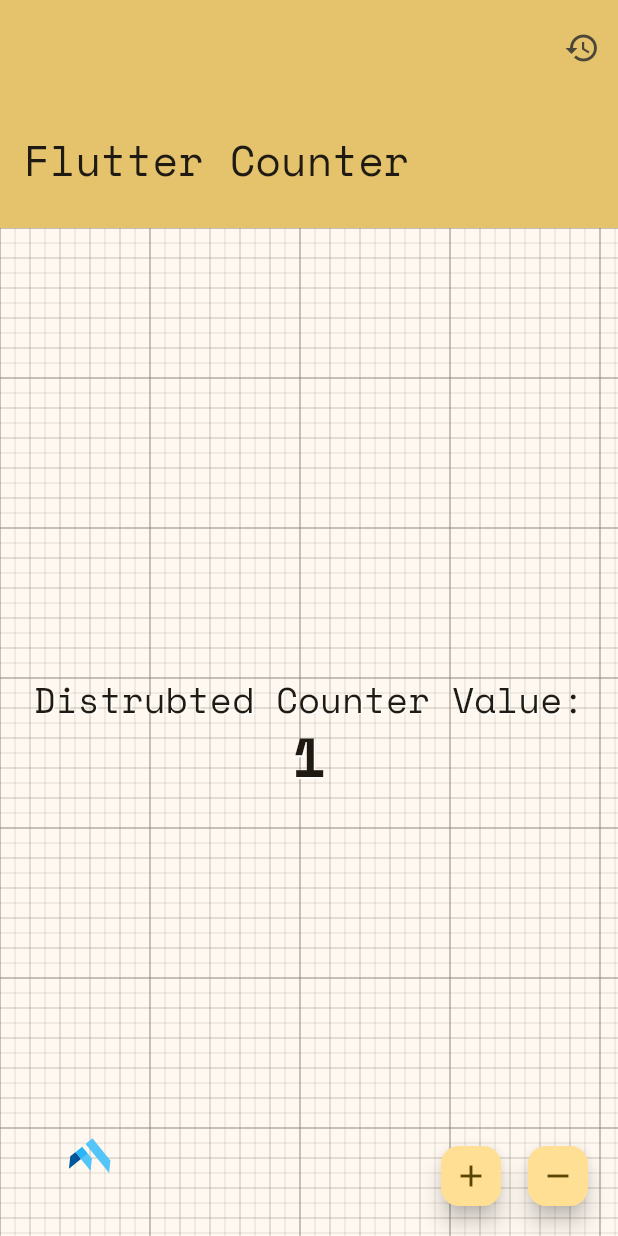
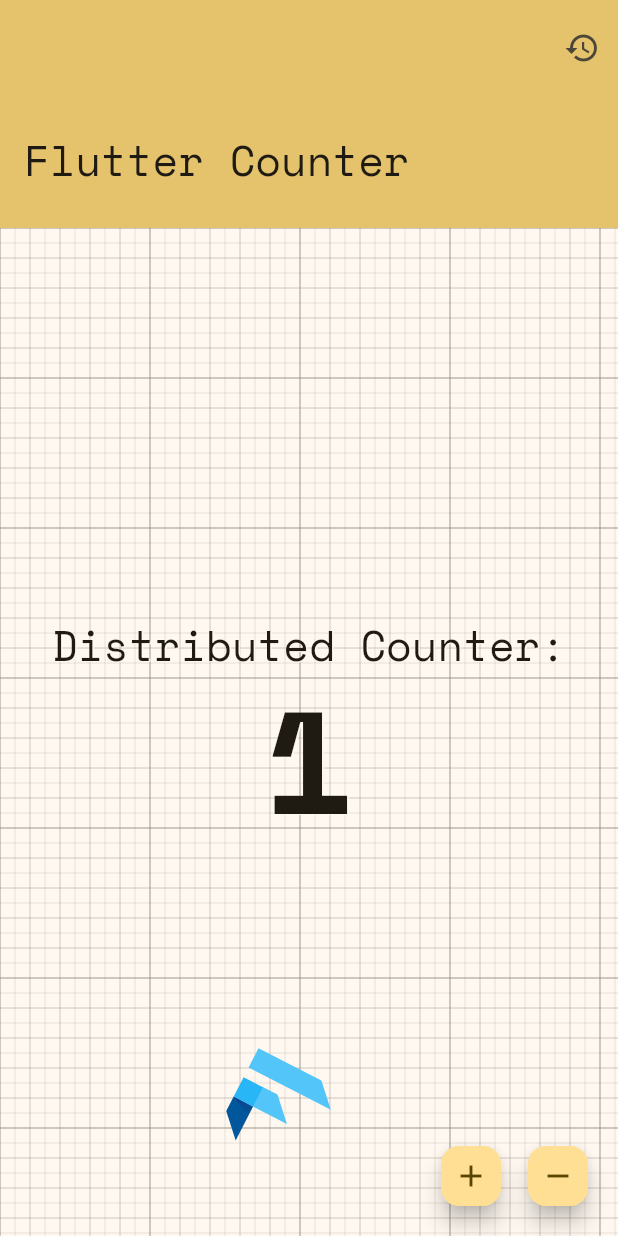
Before and after one commit to nohe427/f3-idx, a Flutter app: the screen it shows after launch, after a tap on the "add" icon, on a phone screen of 412 x 824 dp. Run offline on Flutter 3.47's test engine with Material 2 defaults, Android fonts, the phone set to English and light mode, and no system bars; our stand-ins replace google_fonts.

```diff
--- a/lib/main.dart
+++ b/lib/main.dart
@@ -11,7 +11,7 @@ void main() {
 class MyApp extends StatelessWidget {
   const MyApp({super.key});
 
-  ThemeData _buildTheme(Brightness brightness) {
+  ThemeData createTheme(Brightness brightness) {
     const seed = Color(0xFFFFCA28);
     final colors = ColorScheme.fromSeed(
       seedColor: seed,
@@ -33,8 +33,8 @@ class MyApp extends StatelessWidget {
     return MaterialApp(
       title: 'Flutter Counter',
       debugShowCheckedModeBanner: false,
-      theme: _buildTheme(Brightness.light),
-      darkTheme: _buildTheme(Brightness.dark),
+      theme: createTheme(Brightness.light),
+      darkTheme: createTheme(Brightness.dark),
       home: const CounterExample(),
     );
   }
@@ -49,57 +49,67 @@ class CounterExample extends StatefulWidget {
 
 class _CounterExampleState extends State<CounterExample>
     with SingleTickerProviderStateMixin {
-  final _locations = <(Offset, double, double)>[];
+  var counter = 0;
 
-  void _incrementCounter() {
-    final random = Random();
-    const minValue = -0.0;
-    const maxValue = 1.0;
+  void _incrementCounter() => setState(() => counter++);
+  void _decrementCounter() => setState(() => counter--);
+  void _resetCounter() => setState(() => counter = 0);
 
-    final newOffset = Offset(
-      random.nextDouble() * (maxValue - minValue) + minValue,
-      random.nextDouble() * (maxValue - minValue) + minValue,
-    );
-    final newSize = max(30.0, 60.0 * random.nextDouble());
-    final newSpeed = random.nextDouble();
-
-    setState(() {
-      _locations.add((newOffset, newSize, newSpeed));
-    });
-  }
-
-  void _decrementCounter() {
-    if (_locations.isEmpty) return;
-
-    setState(() {
-      _locations.removeLast();
-    });
-  }
-
-  void _resetCounter() {
-    if (_locations.isEmpty) return;
-
-    setState(() {
-      _locations.clear();
-    });
+  (Offset offset, double size, double speed) calculateLocation(
+      Offset maxSize, int index) {
+    final random = Random(index);
+    final size = max(30.0, 90.0 * random.nextDouble());
+    final speed = random.nextDouble();
+    final offset = Offset(random.nextDouble(), random.nextDouble());
+    final normalizedOffset = offset.scale(maxSize.dx - size, maxSize.dy - size);
+    return (normalizedOffset, size, speed);
   }
 
   @override
   Widget build(BuildContext context) {
+    final colors = Theme.of(context).colorScheme;
+    final textTheme = Theme.of(context).textTheme;
+    final shadow = Shadow(
+      blurRadius: 0.1,
+      color: colors.surface,
+      offset: const Offset(1.0, 1.0),
+    );
+    final numberDescriptionStyle = textTheme.headlineMedium!.copyWith(
+      shadows: [shadow],
+    );
+    final numberStyle = textTheme.displaySmall?.copyWith(
+      fontWeight: FontWeight.bold,
+      fontSize: 96,
+      shadows: [shadow],
+    );
+    final gridColor = colors.outline.withOpacity(0.50);
+
+    final size = MediaQuery.of(context).size;
+    final padding = MediaQuery.of(context).padding;
+    final maxSize = (size - padding.collapsedSize) as Offset;
+
+    final logos = List<Widget>.generate(counter, (index) {
+      final (offset, radius, speed) = calculateLocation(maxSize, index);
+      return AnimatedPositioned.fromRect(
+        duration: kThemeAnimationDuration,
+        rect: offset & Size.square(radius),
+        child: LogoWidget(speed: speed),
+      );
+    });
+
     return Scaffold(
       body: CustomScrollView(
         slivers: [
           SliverAppBar.large(
-            backgroundColor: Theme.of(context).colorScheme.inversePrimary,
+            backgroundColor: colors.inversePrimary,
             title: const Text('Flutter Counter'),
             actions: [
               IconButton(
                 tooltip: 'Reset Counter',
                 icon: const Icon(Icons.restore),
-                onPressed: _locations.isEmpty
+                onPressed: counter <= 0
                     ? null
-                    : () {
-                        showDialog(
+                    : () => showDialog(
                           context: context,
                           builder: (context) => AlertDialog.adaptive(
                             title: const Text('Reset Counter'),
@@ -118,8 +128,7 @@ class _CounterExampleState extends State<CounterExample>
                               ),
                             ],
                           ),
-                        );
-                      },
+                        ),
               ),
             ],
           ),
@@ -128,70 +137,13 @@ class _CounterExampleState extends State<CounterExample>
             child: SizedBox.expand(
               child: Stack(
                 children: [
+                  Positioned.fill(child: GridPaper(color: gridColor)),
+                  ...logos,
                   Positioned.fill(
-                    child: GridPaper(
-                      color: Theme.of(context)
-                          .colorScheme
-                          .outline
-                          .withOpacity(0.58),
-                    ),
-                  ),
-                  for (final (offset, radius, speed) in _locations)
-                    Builder(builder: (context) {
-                      final size = MediaQuery.of(context).size;
-                      final normalizeOffset = Offset(
-                        size.width * offset.dx,
-                        size.height * offset.dy,
-                      );
-                      return AnimatedPositioned.fromRect(
-                        duration: kThemeAnimationDuration,
-                        rect: normalizeOffset & Size.square(radius),
-                        child: PreviewWidget(speed: speed),
-                      );
-                    }),
-                  Positioned.fill(
-                    child: Center(
-                      child: Padding(
-                        padding: const EdgeInsets.all(20),
-                        child: Column(
-                          mainAxisAlignment: MainAxisAlignment.center,
-                          mainAxisSize: MainAxisSize.min,
-                          children: <Widget>[
-                            Text(
-                              'Distrubted Counter Value:',
-                              style: Theme.of(context)
-                                  .textTheme
-                                  .headlineSmall!
-                                  .copyWith(
-                                shadows: const [
-                                  Shadow(
-                                    blurRadius: 0.1,
-                                    color: Colors.white,
-                                    offset: Offset(1.0, 1.0),
-                                  ),
-                                ],
-                              ),
-                              textAlign: TextAlign.center,
-                            ),
-                            Text(
-                              '${_locations.length}',
-                              style: Theme.of(context)
-                                  .textTheme
-                                  .displaySmall
-                                  ?.copyWith(
-                                fontWeight: FontWeight.bold,
-                                shadows: const [
-                                  Shadow(
-                                    blurRadius: 0.1,
-                                    color: Colors.white,
-                                    offset: Offset(1.0, 1.0),
-                                  ),
-                                ],
-                              ),
-                            ),
-                          ],
-                        ),
-                      ),
+                    child: CounterWidget(
+                      numberDescriptionStyle: numberDescriptionStyle,
+                      counter: counter,
+                      numberStyle: numberStyle,
                     ),
                   ),
                 ],
@@ -210,39 +162,77 @@ class _CounterExampleState extends State<CounterExample>
           ),
           const SizedBox(width: 10),
           FloatingActionButton.small(
-            onPressed: _locations.isEmpty ? null : _decrementCounter,
+            onPressed: counter == 0 ? null : _decrementCounter,
             tooltip: 'Decrement',
             child: const Icon(Icons.remove),
           ),
         ],
-      ), // This trailing comma makes auto-formatting nicer for build methods.
+      ),
     );
   }
 }
 
-class PreviewWidget extends StatefulWidget {
-  const PreviewWidget({super.key, required this.speed});
+class CounterWidget extends StatelessWidget {
+  const CounterWidget({
+    super.key,
+    required this.numberDescriptionStyle,
+    required this.counter,
+    required this.numberStyle,
+  });
+
+  final TextStyle numberDescriptionStyle;
+  final int counter;
+  final TextStyle? numberStyle;
+
+  @override
+  Widget build(BuildContext context) {
+    return Column(
+      mainAxisAlignment: MainAxisAlignment.center,
+      mainAxisSize: MainAxisSize.min,
+      children: <Widget>[
+        Text(
+          'Distributed Counter:',
+          style: numberDescriptionStyle,
+        ),
+        Text(
+          '$counter',
+          style: numberStyle,
+        ),
+      ],
+    );
+  }
+}
+
+class LogoWidget extends StatefulWidget {
+  const LogoWidget({super.key, required this.speed});
 
   final double speed;
 
   @override
-  State<PreviewWidget> createState() => _PreviewWidgetState();
+  State<LogoWidget> createState() => _LogoWidgetState();
 }
 
-class _PreviewWidgetState extends State<PreviewWidget> {
+class _LogoWidgetState extends State<LogoWidget> {
   double turns = Random().nextDouble();
+  late Timer timer;
 
   @override
   void initState() {
     super.initState();
-    Timer.periodic(Duration(milliseconds: max(300, 500 * widget.speed).round()),
-        (_) {
-      _changeRotation();
-    });
+    timer = Timer.periodic(
+      Duration(milliseconds: max(300, 500 * widget.speed).round()),
+      (_) => _changeRotation(),
+    );
   }
 
   void _changeRotation() {
     setState(() => turns += 1.0 / 8.0);
+  }
+
+  @override
+  void dispose() {
+    timer.cancel();
+    super.dispose();
   }
 
   @override
```
Also changed, not shown: pubspec.lock, 1 other file.
